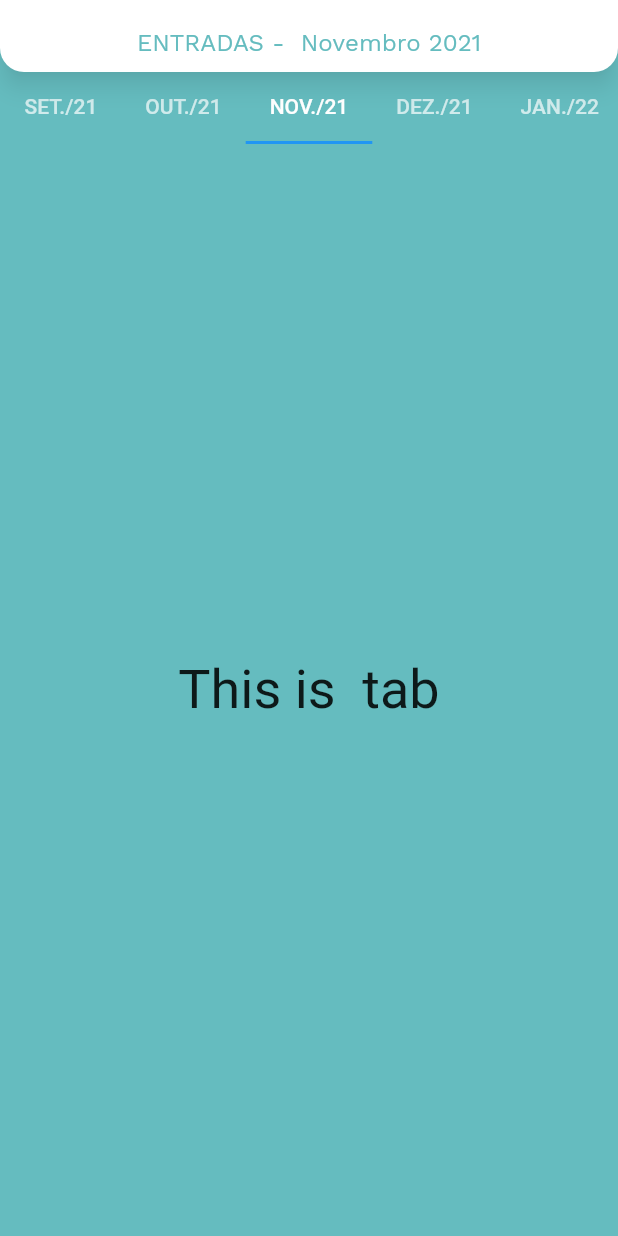
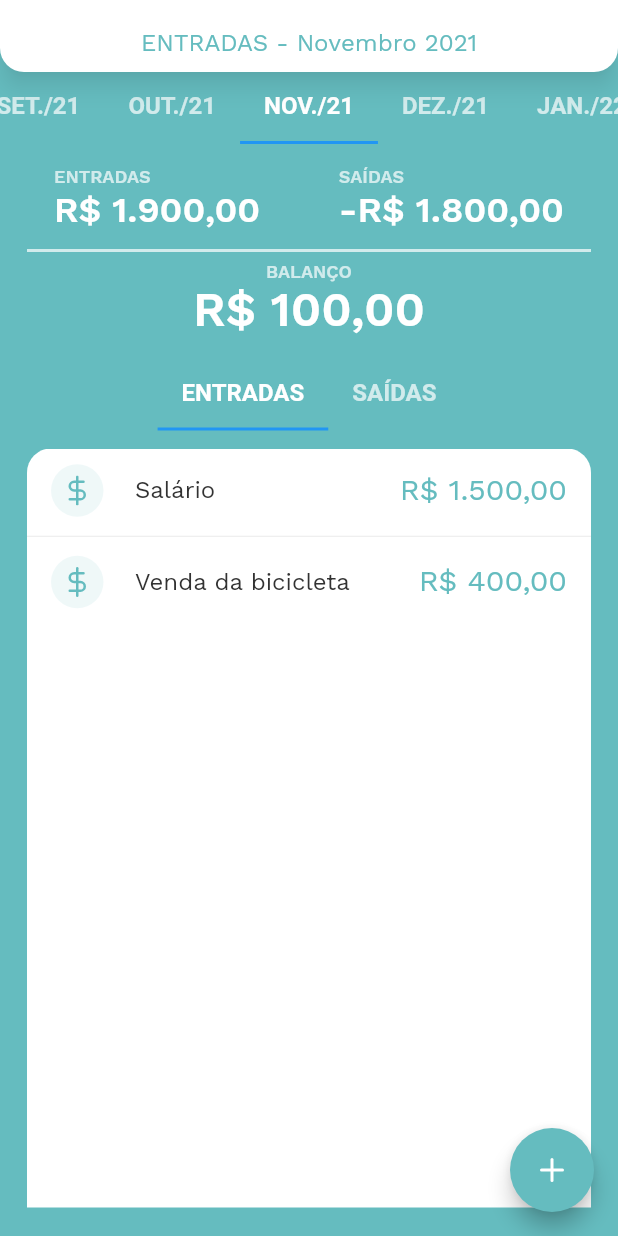
Before and after one commit to Janilso/plans_gastos, a Flutter app: the screen it shows after launch, on a phone screen of 412 x 824 dp. Run offline on Flutter 3.47's test engine with Material 2 defaults, Android fonts, the phone set to English and light mode, and no system bars; our stand-ins replace flutter_feather_icons, flutter_svg.

Commit message:
Criado listagem de balances

```diff
--- /dev/null
+++ b/lib/models/item_balance.dart
@@ -0,0 +1,30 @@
+import 'dart:convert';
+
+ItemBalance itemBalanceFromJson(String str) =>
+    ItemBalance.fromJson(json.decode(str));
+
+String itemBalanceToJson(ItemBalance data) => json.encode(data.toJson());
+
+class ItemBalance {
+  String uuid;
+  String title;
+  double value;
+
+  ItemBalance({
+    required this.uuid,
+    required this.title,
+    this.value = 0,
+  });
+
+  factory ItemBalance.fromJson(Map<String, dynamic> json) => ItemBalance(
+        uuid: json["uuid"],
+        title: json["title"],
+        value: json["value"],
+      );
+
+  Map<String, dynamic> toJson() => {
+        "uuid": uuid,
+        "title": title,
+        "value": value,
+      };
+}
--- a/lib/screens/home.dart
+++ b/lib/screens/home.dart
@@ -1,10 +1,16 @@
 import 'package:flutter/material.dart';
 import 'package:flutter/widgets.dart';
+import 'package:flutter_feather_icons/flutter_feather_icons.dart';
 import 'package:intl/intl.dart';
+import 'package:plans_gastos/models/item_balance.dart';
 import 'package:plans_gastos/theme/app_colors.dart';
-import 'package:plans_gastos/utils/infinite_tab_view.dart';
-import 'package:plans_gastos/widgets/custom_app_bar.dart';
+import 'package:plans_gastos/utils/formats.dart';
+import 'package:plans_gastos/widgets/balance_tab_view.dart';
+import 'package:plans_gastos/widgets/infinite_tab_view.dart';
+import 'package:plans_gastos/utils/mocks.dart';
+import 'package:plans_gastos/widgets/app_bar.dart';
 import "package:plans_gastos/utils/string_extension.dart";
+import 'package:plans_gastos/widgets/resume_money.dart';
 
 class HomeScreen extends StatefulWidget {
   const HomeScreen({Key? key}) : super(key: key);
@@ -15,12 +21,11 @@ class HomeScreen extends StatefulWidget {
 
 class _HomeScreenState extends State<HomeScreen> with TickerProviderStateMixin {
   DateTime dateNow = DateTime.now();
-  String dateNowFormat =
-      DateFormat('MMMM yyyy', 'pt_BR').format(DateTime.now());
-
   List<DateTime> months = [];
   int initialNextsPrevsMonths = 12;
-  late int initialIndex;
+  late int actualIndex;
+  List<ItemBalance> mockBalances = Mocks.mockListItemBalice;
+  bool isDanger = false;
 
   @override
   void initState() {
@@ -30,7 +35,7 @@ class _HomeScreenState extends State<HomeScreen> with TickerProviderStateMixin {
       dateNow,
       ...getMoths(initialNextsPrevsMonths, dateNow)
     ];
-    initialIndex = months.indexWhere((date) =>
+    actualIndex = months.indexWhere((date) =>
         date.year == dateNow.year &&
         date.month == dateNow.month &&
         date.day == dateNow.day);
@@ -39,20 +44,6 @@ class _HomeScreenState extends State<HomeScreen> with TickerProviderStateMixin {
   @override
   void dispose() {
     super.dispose();
-  }
-
-  TabController getTabController(List<DateTime> newMonths,
-      {int? initialIndex}) {
-    return initialIndex != null
-        ? TabController(
-            length: newMonths.length,
-            vsync: this,
-            initialIndex: initialIndex,
-          )
-        : TabController(
-            length: newMonths.length,
-            vsync: this,
-          );
   }
 
   getMoths(int quantidade, DateTime date,
@@ -71,6 +62,7 @@ class _HomeScreenState extends State<HomeScreen> with TickerProviderStateMixin {
 
   void _handleChangeMonth([int index = 0]) {
     late final List<DateTime> newMonths;
+    int newInitialIndex = index;
     DateTime actualMonth = months[index];
     bool isChange = index == (months.length - 4);
 
@@ -85,44 +77,92 @@ class _HomeScreenState extends State<HomeScreen> with TickerProviderStateMixin {
               )
             : []
       ];
-      int newInitialIndex = newMonths.indexWhere((date) =>
+      newInitialIndex = newMonths.indexWhere((date) =>
           date.year == actualMonth.year &&
           date.month == actualMonth.month &&
           date.day == actualMonth.day);
+    }
+    setState(() {
+      if (isChange) {
+        months = newMonths;
+      }
+      actualIndex = newInitialIndex;
+    });
+  }
 
-      setState(() {
-        months = newMonths;
-        initialIndex = newInitialIndex;
-      });
-    }
+  void _handleChangeBalance(int index) {
+    setState(() {
+      isDanger = index == 1;
+    });
   }
 
   @override
   Widget build(BuildContext context) {
+    String titlePage = isDanger ? 'SAÍDAS' : 'ENTRADAS';
+    Color colorState = isDanger ? AppColors.secondary : AppColors.primary;
+
     return Scaffold(
-      appBar: CustomAppBar(title: "ENTRADAS -  ${dateNowFormat.capitalize()}"),
+      appBar: AppBarWidget(
+        title:
+            "$titlePage - ${AppFormats.dateToMonthNamed(months[actualIndex]).capitalize()}",
+        isDanger: isDanger,
+      ),
       body: Container(
-        color: AppColors.primary,
+        color: colorState,
         child: InfiniteTabView(
-          initialIndex: initialIndex,
+          initialIndex: actualIndex,
           length: months.length,
           buildTabBar: (_, index) {
             String date = DateFormat('MMM/yy', 'pt_BR')
                 .format(months[index])
                 .toUpperCase();
+
             return Text(date);
           },
           buildTabView: (_, index) {
-            return const Center(
-              child: Text(
-                'This is  tab',
-                style: TextStyle(fontSize: 36),
+            return Padding(
+              padding: const EdgeInsets.only(left: 18, right: 18, top: 16),
+              child: Column(
+                mainAxisAlignment: MainAxisAlignment.start,
+                crossAxisAlignment: CrossAxisAlignment.start,
+                children: [
+                  Padding(
+                    padding: const EdgeInsets.symmetric(horizontal: 18),
+                    child: Row(
+                      mainAxisAlignment: MainAxisAlignment.spaceBetween,
+                      children: const [
+                        ResumeMoneyWidget(label: 'entradas', value: 1900),
+                        ResumeMoneyWidget(label: 'saídas', value: -1800),
+                      ],
+                    ),
+                  ),
+                  const SizedBox(height: 6),
+                  const Divider(color: AppColors.whiteDesable, thickness: 2),
+                  const Center(
+                    child: ResumeMoneyWidget(
+                      label: 'balanço',
+                      value: 100,
+                      center: true,
+                    ),
+                  ),
+                  const SizedBox(height: 15),
+                  BalanceTabViewWidget(
+                    inputBalances: mockBalances,
+                    outputBalances: mockBalances,
+                    onChangePage: _handleChangeBalance,
+                  ),
+                ],
               ),
             );
           },
           onChangePage: _handleChangeMonth,
         ),
       ),
+      floatingActionButton: FloatingActionButton(
+        onPressed: () {},
+        child: const Icon(FeatherIcons.plus),
+        backgroundColor: colorState,
+      ),
     );
   }
 }
--- a/lib/screens/splash.dart
+++ b/lib/screens/splash.dart
@@ -5,7 +5,7 @@ import 'package:flutter_svg/svg.dart';
 import 'package:plans_gastos/screens/home.dart';
 import 'package:plans_gastos/theme/app_colors.dart';
 import 'package:plans_gastos/theme/app_text_styles.dart';
-import 'package:plans_gastos/widgets/imagens.dart';
+import 'package:plans_gastos/utils/imagens.dart';
 
 class SplashScreen extends StatefulWidget {
   const SplashScreen({Key? key}) : super(key: key);
--- a/lib/theme/app_colors.dart
+++ b/lib/theme/app_colors.dart
@@ -4,8 +4,16 @@ class AppColors {
   static const Color _green = Color(0xFF65BCBF);
   static const Color _greenLight = Color(0x1A65BCBF);
   static const Color _red = Color(0xFFF8777D);
+  static const Color _redLight = Color(0x1AF8777D);
+  static const Color _whiteDesable = Color(0xB3FFFFFF);
+  static const Color _black = Color(0xFF323232);
+  static const Color _grayLight = Color(0x1A323232);
 
   static const Color primary = _green;
   static const Color primaryLight = _greenLight;
   static const Color secondary = _red;
+  static const Color secondaryLight = _redLight;
+  static const Color whiteDesable = _whiteDesable;
+  static const Color black = _black;
+  static const Color grayLight = _grayLight;
 }
--- a/lib/theme/theme.dart
+++ b/lib/theme/theme.dart
@@ -7,11 +7,6 @@ ThemeData appTheme = ThemeData(
   indicatorColor: Colors.white,
   splashColor: Colors.white24,
   splashFactory: InkRipple.splashFactory,
-  // colorScheme: ColorScheme.fromSwatch().copyWith(
-  //   secondary: AppColors.primary, // Your accent color
-  // ),
-  // accentColor: Colors.white,
-  // accentColor: Colors.red,
   canvasColor: Colors.white,
   scaffoldBackgroundColor: Colors.white,
   backgroundColor: Colors.white,
@@ -21,9 +16,20 @@ ThemeData appTheme = ThemeData(
   buttonTheme: const ButtonThemeData(
     textTheme: ButtonTextTheme.primary,
   ),
+  tabBarTheme: const TabBarTheme(
+      labelStyle: TextStyle(
+        fontSize: 16,
+        fontWeight: FontWeight.w600,
+        height: 1,
+      ),
+      unselectedLabelColor: AppColors.whiteDesable,
+      unselectedLabelStyle: TextStyle(
+        fontSize: 16,
+        fontWeight: FontWeight.w600,
+        height: 1,
+      )),
   textTheme: _buildTextTheme(base.textTheme),
   primaryTextTheme: _buildTextTheme(base.primaryTextTheme),
-  // accentTextTheme: _buildTextTheme(base.accentTextTheme),
 );
 
 TextTheme _buildTextTheme(TextTheme base) {
--- /dev/null
+++ b/lib/utils/formats.dart
@@ -0,0 +1,11 @@
+import 'package:intl/intl.dart';
+
+class AppFormats {
+  static String dateToMonthNamed(DateTime date) {
+    return DateFormat('MMMM yyyy', 'pt_BR').format(date);
+  }
+
+  static String valueToMoney(double value) {
+    return NumberFormat.simpleCurrency(locale: 'pt_BR').format(value);
+  }
+}
--- /dev/null
+++ b/lib/utils/mocks.dart
@@ -0,0 +1,19 @@
+import 'package:plans_gastos/models/item_balance.dart';
+import 'package:uuid/uuid.dart';
+
+class Mocks {
+  // var uuid = const Uuid();
+
+  static List<ItemBalance> mockListItemBalice = [
+    ItemBalance(
+      uuid: const Uuid().v4(),
+      title: 'Salário',
+      value: 1500,
+    ),
+    ItemBalance(
+      uuid: const Uuid().v4(),
+      title: 'Venda da bicicleta',
+      value: 400,
+    ),
+  ];
+}
--- a/lib/widgets/custom_app_bar.dart
+++ b/lib/widgets/app_bar.dart
@@ -3,36 +3,27 @@ import 'package:flutter/widgets.dart';
 import 'package:plans_gastos/theme/app_colors.dart';
 import 'package:plans_gastos/theme/app_text_styles.dart';
 
-class CustomAppBar extends StatelessWidget implements PreferredSizeWidget {
+class AppBarWidget extends StatelessWidget implements PreferredSizeWidget {
   final String title;
-  final Color backgroundColor;
+  final bool isDanger;
 
   @override
   final Size preferredSize;
 
-  const CustomAppBar({
+  const AppBarWidget({
     Key? key,
     required this.title,
     this.preferredSize = const Size.fromHeight(48.0),
-    this.backgroundColor = AppColors.primary,
+    this.isDanger = false,
   }) : super(key: key);
 
   @override
   Widget build(BuildContext context) {
+    Color color = isDanger ? AppColors.secondary : AppColors.primary;
     return PreferredSize(
       preferredSize: preferredSize,
       child: Container(
-        decoration: BoxDecoration(
-          // boxShadow: [
-          //   BoxShadow(
-          //     color: Colors.black.withOpacity(0.15),
-          //     offset: const Offset(0, 5.0),
-          //     blurRadius: 15,
-          //     spreadRadius: 2,
-          //   )
-          // ],
-          color: backgroundColor,
-        ),
+        color: color,
         child: AppBar(
           elevation: 6,
           shadowColor: Colors.black.withOpacity(0.4),
@@ -41,7 +32,7 @@ class CustomAppBar extends StatelessWidget implements PreferredSizeWidget {
             padding: const EdgeInsets.only(top: 10),
             child: Text(
               title,
-              style: AppTextStyles.h6Regular(color: AppColors.primary),
+              style: AppTextStyles.h6Regular(color: color),
             ),
           ),
           centerTitle: true,
--- /dev/null
+++ b/lib/widgets/balance_tab_view.dart
@@ -0,0 +1,106 @@
+import 'package:flutter/material.dart';
+import 'package:flutter/widgets.dart';
+import 'package:plans_gastos/models/item_balance.dart';
+import 'package:plans_gastos/theme/app_colors.dart';
+import 'package:plans_gastos/widgets/item_balance.dart';
+
+class BalanceTabViewWidget extends StatefulWidget {
+  final List<ItemBalance> inputBalances;
+  final List<ItemBalance> outputBalances;
+  final void Function(int typeBalance)? onChangePage;
+
+  const BalanceTabViewWidget({
+    Key? key,
+    this.inputBalances = const [],
+    this.outputBalances = const [],
+    this.onChangePage,
+  }) : super(key: key);
+
+  @override
+  _BalanceTabViewWidgetState createState() => _BalanceTabViewWidgetState();
+}
+
+class _BalanceTabViewWidgetState extends State<BalanceTabViewWidget>
+    with SingleTickerProviderStateMixin {
+  late TabController _tabController;
+
+  @override
+  void initState() {
+    super.initState();
+    _tabController = TabController(
+      length: 2,
+      vsync: this,
+    )..addListener(handleChangePage);
+  }
+
+  @override
+  void dispose() {
+    super.dispose();
+    _tabController.dispose();
+  }
+
+  handleChangePage() {
+    if (widget.onChangePage != null) {
+      widget.onChangePage!(_tabController.index);
+    }
+  }
+
+  @override
+  Widget build(BuildContext context) {
+    return DefaultTabController(
+      length: 2,
+      child: Column(
+        children: [
+          Center(
+            child: TabBar(
+              controller: _tabController,
+              isScrollable: true,
+              tabs: const [
+                Tab(icon: Text('ENTRADAS')),
+                Tab(icon: Text('SAÍDAS')),
+              ],
+            ),
+          ),
+          Container(
+            height: MediaQuery.of(context).size.height - 318,
+            margin: const EdgeInsets.only(top: 12),
+            child: TabBarView(
+              controller: _tabController,
+              children: [
+                _buildBalances(widget.inputBalances),
+                _buildBalances(widget.outputBalances, true),
+              ],
+            ),
+          )
+        ],
+      ),
+    );
+  }
+
+  Widget _buildBalances(List<ItemBalance> balances, [bool isOutput = false]) {
+    return Container(
+      decoration: const BoxDecoration(
+        color: Colors.white,
+        borderRadius: BorderRadius.vertical(
+          top: Radius.circular(16),
+        ),
+      ),
+      child: ListView.separated(
+          scrollDirection: Axis.vertical,
+          shrinkWrap: true,
+          separatorBuilder: (_, __) => const Divider(
+                color: AppColors.grayLight,
+                height: 5,
+              ),
+          itemCount: balances.length,
+          itemBuilder: (_, index) {
+            ItemBalance balance = balances[index];
+            return ItemBalanceWidget(
+              name: balance.title,
+              value: balance.value,
+              danger: isOutput,
+            );
+          }),
+    );
+  }
+}
--- a/lib/widgets/imagens.dart
+++ /dev/null
@@ -1,10 +0,0 @@
-class ImagesAssets {
-  static String logo = 'assets/images/logo.svg';
-  // static String logoVC = 'assets/img/umadcac-vertical-color.png';
-  // static String logoHW = 'assets/img/umadcac-horizontal-white.png';
-  // static String logoHC = 'assets/img/umadcac-horizontal-color.png';
-  // static String iconC = 'assets/img/umadcac-icon-color.png';
-  // static String imageVersicle = 'assets/img/versicle-day.jpg';
-  // static String svgBible = 'assets/img/bible.svg';
-  // static String svgEmpty = 'assets/img/empty.svg';
-}
--- /dev/null
+++ b/lib/widgets/item_balance.dart
@@ -0,0 +1,46 @@
+import 'package:flutter/material.dart';
+import 'package:flutter/widgets.dart';
+import 'package:flutter_feather_icons/flutter_feather_icons.dart';
+import 'package:plans_gastos/theme/app_colors.dart';
+import 'package:plans_gastos/theme/app_text_styles.dart';
+import 'package:plans_gastos/utils/formats.dart';
+import "package:plans_gastos/utils/string_extension.dart";
+
+class ItemBalanceWidget extends StatelessWidget {
+  final String name;
+  final double value;
+  final bool danger;
+
+  const ItemBalanceWidget({
+    Key? key,
+    required this.name,
+    required this.value,
+    this.danger = false,
+  }) : super(key: key);
+
+  @override
+  Widget build(BuildContext context) {
+    return ListTile(
+      leading: Container(
+          width: 35,
+          height: 35,
+          decoration: BoxDecoration(
+            color: danger ? AppColors.secondaryLight : AppColors.primaryLight,
+            borderRadius: const BorderRadius.all(Radius.circular(35)),
+          ),
+          child: Icon(
+            FeatherIcons.dollarSign,
+            size: 20,
+            color: danger ? AppColors.secondary : AppColors.primary,
+          )),
+      contentPadding: const EdgeInsets.symmetric(horizontal: 16),
+      title: Text(name.capitalize(),
+          style: AppTextStyles.h6Regular(color: AppColors.black)),
+      trailing: Text(
+        AppFormats.valueToMoney(value),
+        style: AppTextStyles.h4Regular(
+            color: danger ? AppColors.secondary : AppColors.primary),
+      ),
+    );
+  }
+}
--- /dev/null
+++ b/lib/widgets/resume_money.dart
@@ -0,0 +1,37 @@
+import 'package:flutter/widgets.dart';
+import 'package:plans_gastos/theme/app_colors.dart';
+import 'package:plans_gastos/theme/app_text_styles.dart';
+import 'package:plans_gastos/utils/formats.dart';
+
+class ResumeMoneyWidget extends StatelessWidget {
+  final String label;
+  final double value;
+  final bool center;
+
+  const ResumeMoneyWidget({
+    Key? key,
+    required this.label,
+    required this.value,
+    this.center = false,
+  }) : super(key: key);
+
+  @override
+  Widget build(BuildContext context) {
+    return Column(
+      crossAxisAlignment:
+          center ? CrossAxisAlignment.center : CrossAxisAlignment.start,
+      children: [
+        Text(
+          label.toUpperCase(),
+          style: AppTextStyles.paragraphSemiBold(color: AppColors.whiteDesable),
+        ),
+        const SizedBox(height: 5),
+        Text(
+          AppFormats.valueToMoney(value),
+          style:
+              center ? AppTextStyles.h2SemiBold() : AppTextStyles.h3SemiBold(),
+        )
+      ],
+    );
+  }
+}
--- a/pubspec.yaml
+++ b/pubspec.yaml
@@ -36,11 +36,13 @@ dependencies:
   cupertino_icons: ^1.0.2
   flutter_svg: ^0.23.0+1
   intl: ^0.17.0
+  flutter_feather_icons: ^2.0.0+1
 
 dev_dependencies:
   flutter_test:
     sdk: flutter
   flutter_lints: ^1.0.0
+  uuid: ^3.0.5
 
 flutter:
   uses-material-design: true
```
Also changed, not shown: lib/utils/imagens.dart (+7 -0 lines), lib/widgets/infinite_tab_view.dart (renamed from lib/utils/infinite_tab_view.dart, +2 -8 lines), pubspec.lock.
